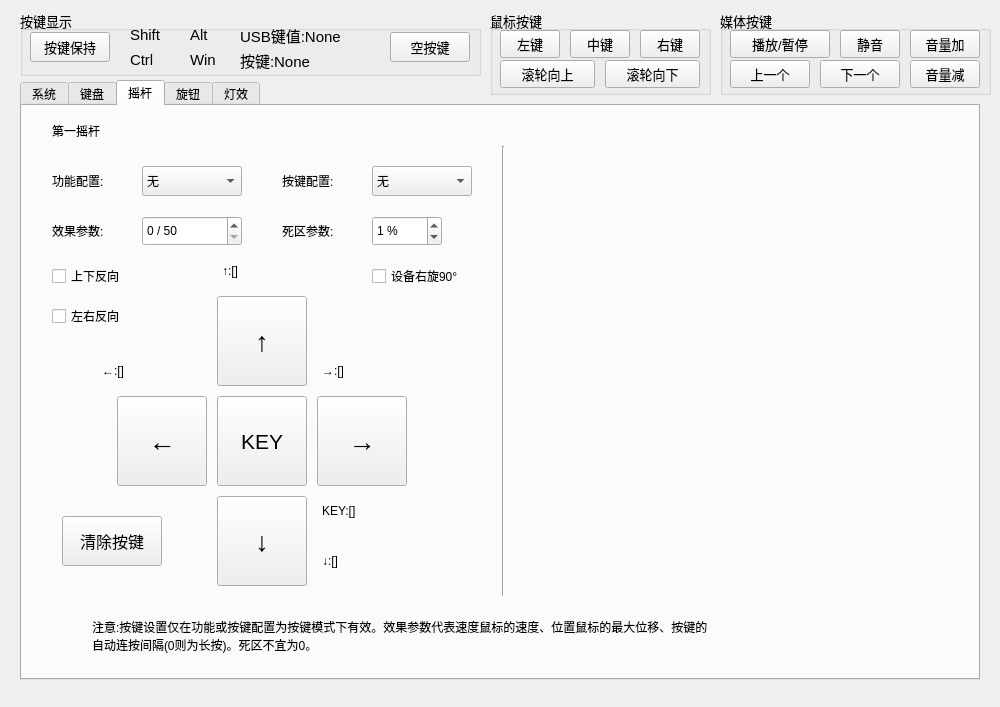
This is widget.ui in mad0coding/Ethane-XVI-QT as Qt 5 draws it before an edit. The edited form follows.
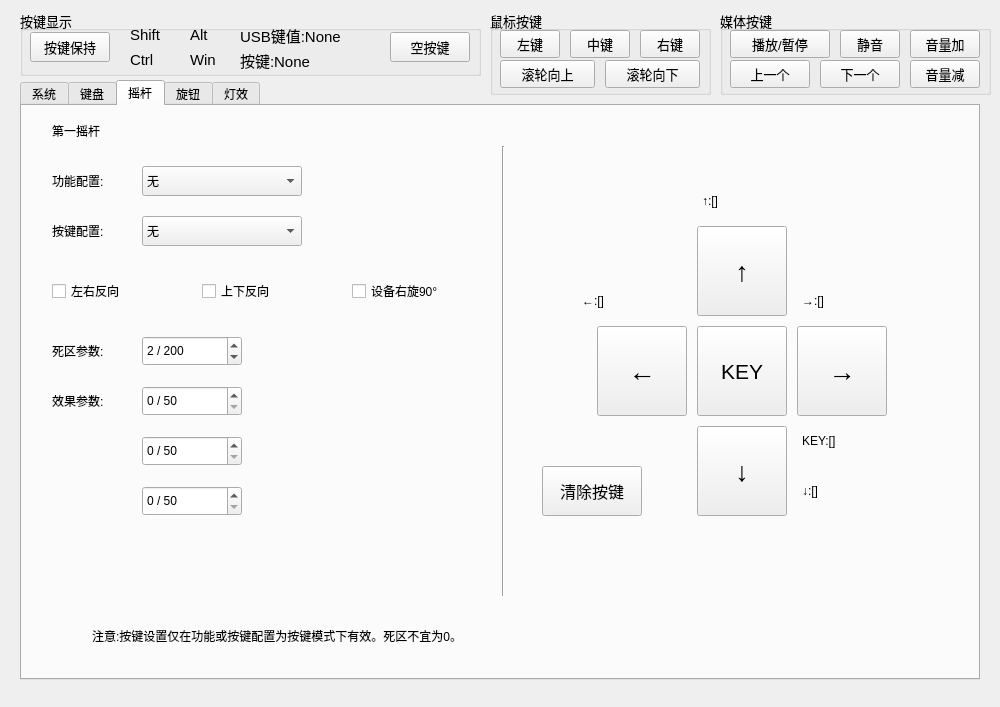
This is the edited form. The open tabs and pages were chosen to show the change.

Commit message: 调整配置数据 旋钮摇杆开发-20240916版本

```diff
--- a/widget.ui
+++ b/widget.ui
@@ -2503,7 +2503,7 @@
       <rect>
        <x>120</x>
        <y>60</y>
-       <width>100</width>
+       <width>160</width>
        <height>30</height>
       </rect>
      </property>
@@ -2540,7 +2540,7 @@
      <property name="geometry">
       <rect>
        <x>120</x>
-       <y>110</y>
+       <y>280</y>
        <width>100</width>
        <height>30</height>
       </rect>
@@ -2558,9 +2558,9 @@
     <widget class="QSpinBox" name="spinBox_r_1">
      <property name="geometry">
       <rect>
-       <x>350</x>
-       <y>110</y>
-       <width>70</width>
+       <x>120</x>
+       <y>230</y>
+       <width>100</width>
        <height>30</height>
       </rect>
      </property>
@@ -2568,20 +2568,20 @@
       <enum>Qt::NoFocus</enum>
      </property>
      <property name="suffix">
-      <string> %</string>
+      <string> / 200</string>
      </property>
      <property name="maximum">
-      <number>100</number>
+      <number>200</number>
      </property>
      <property name="value">
-      <number>1</number>
+      <number>2</number>
      </property>
     </widget>
     <widget class="QPushButton" name="key_r_1_0">
      <property name="geometry">
       <rect>
-       <x>195</x>
-       <y>190</y>
+       <x>675</x>
+       <y>120</y>
        <width>90</width>
        <height>90</height>
       </rect>
@@ -2601,8 +2601,8 @@
     <widget class="QPushButton" name="key_r_1_1">
      <property name="geometry">
       <rect>
-       <x>195</x>
-       <y>390</y>
+       <x>675</x>
+       <y>320</y>
        <width>90</width>
        <height>90</height>
       </rect>
@@ -2622,8 +2622,8 @@
     <widget class="QPushButton" name="key_r_1_2">
      <property name="geometry">
       <rect>
-       <x>95</x>
-       <y>290</y>
+       <x>575</x>
+       <y>220</y>
        <width>90</width>
        <height>90</height>
       </rect>
@@ -2643,8 +2643,8 @@
     <widget class="QPushButton" name="key_r_1_3">
      <property name="geometry">
       <rect>
-       <x>295</x>
-       <y>290</y>
+       <x>775</x>
+       <y>220</y>
        <width>90</width>
        <height>90</height>
       </rect>
@@ -2680,8 +2680,8 @@
     <widget class="QPushButton" name="key_r_1">
      <property name="geometry">
       <rect>
-       <x>195</x>
-       <y>290</y>
+       <x>675</x>
+       <y>220</y>
        <width>90</width>
        <height>90</height>
       </rect>
@@ -2734,7 +2734,7 @@
      <property name="geometry">
       <rect>
        <x>30</x>
-       <y>110</y>
+       <y>280</y>
        <width>100</width>
        <height>30</height>
       </rect>
@@ -2749,8 +2749,8 @@
     <widget class="QLabel" name="label_16">
      <property name="geometry">
       <rect>
-       <x>260</x>
-       <y>110</y>
+       <x>30</x>
+       <y>230</y>
        <width>100</width>
        <height>30</height>
       </rect>
@@ -2765,8 +2765,8 @@
     <widget class="QLabel" name="lb_r_1_0">
      <property name="geometry">
       <rect>
-       <x>200</x>
-       <y>150</y>
+       <x>680</x>
+       <y>80</y>
        <width>120</width>
        <height>30</height>
       </rect>
@@ -2781,8 +2781,8 @@
     <widget class="QLabel" name="lb_r_1_1">
      <property name="geometry">
       <rect>
-       <x>300</x>
-       <y>440</y>
+       <x>780</x>
+       <y>370</y>
        <width>120</width>
        <height>30</height>
       </rect>
@@ -2797,8 +2797,8 @@
     <widget class="QLabel" name="lb_r_1_2">
      <property name="geometry">
       <rect>
-       <x>80</x>
-       <y>250</y>
+       <x>560</x>
+       <y>180</y>
        <width>120</width>
        <height>30</height>
       </rect>
@@ -2813,8 +2813,8 @@
     <widget class="QLabel" name="lb_r_1_3">
      <property name="geometry">
       <rect>
-       <x>300</x>
-       <y>250</y>
+       <x>780</x>
+       <y>180</y>
        <width>120</width>
        <height>30</height>
       </rect>
@@ -2829,8 +2829,8 @@
     <widget class="QLabel" name="lb_r_1">
      <property name="geometry">
       <rect>
-       <x>300</x>
-       <y>390</y>
+       <x>780</x>
+       <y>320</y>
        <width>120</width>
        <height>30</height>
       </rect>
@@ -2855,17 +2855,16 @@
       <enum>Qt::NoFocus</enum>
      </property>
      <property name="text">
-      <string>注意:按键设置仅在功能或按键配置为按键模式下有效。效果参数代表速度鼠标的速度、位置鼠标的最大位移、按键的
-自动连按间隔(0则为长按)。死区不宜为0。</string>
+      <string>注意:按键设置仅在功能或按键配置为按键模式下有效。死区不宜为0。</string>
      </property>
     </widget>
     <widget class="QCheckBox" name="cB_r_y_1">
      <property name="geometry">
       <rect>
-       <x>30</x>
-       <y>160</y>
-       <width>100</width>
-       <height>20</height>
+       <x>180</x>
+       <y>170</y>
+       <width>120</width>
+       <height>30</height>
       </rect>
      </property>
      <property name="focusPolicy">
@@ -2879,9 +2878,9 @@
      <property name="geometry">
       <rect>
        <x>30</x>
-       <y>200</y>
-       <width>100</width>
-       <height>20</height>
+       <y>170</y>
+       <width>120</width>
+       <height>30</height>
       </rect>
      </property>
      <property name="focusPolicy">
@@ -2894,8 +2893,8 @@
     <widget class="QLabel" name="label_41">
      <property name="geometry">
       <rect>
-       <x>260</x>
-       <y>60</y>
+       <x>30</x>
+       <y>110</y>
        <width>100</width>
        <height>30</height>
       </rect>
@@ -2910,9 +2909,9 @@
     <widget class="QComboBox" name="cBox_r_key_1">
      <property name="geometry">
       <rect>
-       <x>350</x>
-       <y>60</y>
-       <width>100</width>
+       <x>120</x>
+       <y>110</y>
+       <width>160</width>
        <height>30</height>
       </rect>
      </property>
@@ -2943,8 +2942,8 @@
     <widget class="QPushButton" name="key_clear_r_1">
      <property name="geometry">
       <rect>
-       <x>40</x>
-       <y>410</y>
+       <x>520</x>
+       <y>360</y>
        <width>100</width>
        <height>50</height>
       </rect>
@@ -2964,10 +2963,10 @@
     <widget class="QCheckBox" name="cB_r_r_1">
      <property name="geometry">
       <rect>
-       <x>350</x>
-       <y>160</y>
+       <x>330</x>
+       <y>170</y>
        <width>120</width>
-       <height>20</height>
+       <height>30</height>
       </rect>
      </property>
      <property name="focusPolicy">
@@ -2977,6 +2976,44 @@
       <string>设备右旋90°</string>
      </property>
     </widget>
+    <widget class="QSpinBox" name="spinBox_v_2">
+     <property name="geometry">
+      <rect>
+       <x>120</x>
+       <y>330</y>
+       <width>100</width>
+       <height>30</height>
+      </rect>
+     </property>
+     <property name="focusPolicy">
+      <enum>Qt::NoFocus</enum>
+     </property>
+     <property name="suffix">
+      <string> / 50</string>
+     </property>
+     <property name="maximum">
+      <number>50</number>
+     </property>
+    </widget>
+    <widget class="QSpinBox" name="spinBox_v_3">
+     <property name="geometry">
+      <rect>
+       <x>120</x>
+       <y>380</y>
+       <width>100</width>
+       <height>30</height>
+      </rect>
+     </property>
+     <property name="focusPolicy">
+      <enum>Qt::NoFocus</enum>
+     </property>
+     <property name="suffix">
+      <string> / 50</string>
+     </property>
+     <property name="maximum">
+      <number>50</number>
+     </property>
+    </widget>
    </widget>
    <widget class="QWidget" name="tab_e">
     <attribute name="title">
```
Left out of the diff: 89 changed lines with no effect on the pictures. The commit also changes 7 other files.
